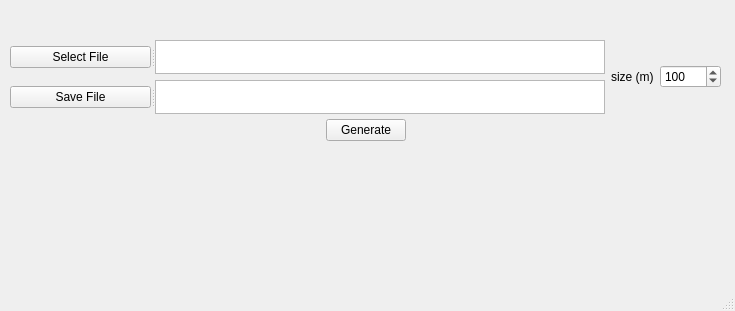
The window that mainwindow.ui (mateus-ev/QtKmlCreator) describes before a commit, drawn with Qt 5.
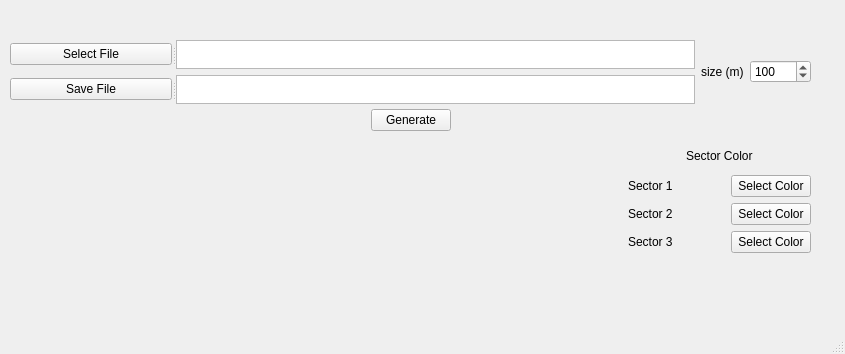
The same window after the commit.

Commit message: First functional version of the code - Fixed the sector identifier position bug and implemented the loop to create all the sectors on the database

The edit to the form file:
```diff
--- a/mainwindow.ui
+++ b/mainwindow.ui
@@ -6,8 +6,8 @@
    <rect>
     <x>0</x>
     <y>0</y>
-    <width>735</width>
-    <height>311</height>
+    <width>845</width>
+    <height>354</height>
    </rect>
   </property>
   <property name="windowTitle">
@@ -19,8 +19,8 @@
      <rect>
       <x>10</x>
       <y>40</y>
-      <width>711</width>
-      <height>101</height>
+      <width>801</width>
+      <height>91</height>
      </rect>
     </property>
     <layout class="QVBoxLayout" name="verticalLayout_2">
@@ -146,6 +146,138 @@
      </item>
     </layout>
    </widget>
+   <widget class="QWidget" name="">
+    <property name="geometry">
+     <rect>
+      <x>10</x>
+      <y>142</y>
+      <width>801</width>
+      <height>111</height>
+     </rect>
+    </property>
+    <layout class="QGridLayout" name="gridLayout_3">
+     <item row="0" column="0">
+      <spacer name="horizontalSpacer_5">
+       <property name="orientation">
+        <enum>Qt::Horizontal</enum>
+       </property>
+       <property name="sizeHint" stdset="0">
+        <size>
+         <width>618</width>
+         <height>20</height>
+        </size>
+       </property>
+      </spacer>
+     </item>
+     <item row="0" column="1">
+      <layout class="QGridLayout" name="gridLayout_2">
+       <item row="0" column="0">
+        <layout class="QHBoxLayout" name="horizontalLayout_8">
+         <item>
+          <spacer name="horizontalSpacer_4">
+           <property name="orientation">
+            <enum>Qt::Horizontal</enum>
+           </property>
+           <property name="sizeHint" stdset="0">
+            <size>
+             <width>18</width>
+             <height>20</height>
+            </size>
+           </property>
+          </spacer>
+         </item>
+         <item>
+          <widget class="QLabel" name="label">
+           <property name="styleSheet">
+            <string notr="true">font: 12pt &quot;MS Shell Dlg 2&quot;;</string>
+           </property>
+           <property name="text">
+            <string>Sector Color</string>
+           </property>
+          </widget>
+         </item>
+         <item>
+          <spacer name="horizontalSpacer_3">
+           <property name="orientation">
+            <enum>Qt::Horizontal</enum>
+           </property>
+           <property name="sizeHint" stdset="0">
+            <size>
+             <width>18</width>
+             <height>20</height>
+            </size>
+           </property>
+          </spacer>
+         </item>
+        </layout>
+       </item>
+       <item row="1" column="0">
+        <layout class="QHBoxLayout" name="horizontalLayout_4">
+         <item>
+          <widget class="QLabel" name="labelColorSec1">
+           <property name="text">
+            <string>Sector 1</string>
+           </property>
+          </widget>
+         </item>
+         <item>
+          <widget class="QWidget" name="widgetColorSec1" native="true"/>
+         </item>
+         <item>
+          <widget class="QPushButton" name="buttonColorSec1">
+           <property name="text">
+            <string>Select Color</string>
+           </property>
+          </widget>
+         </item>
+        </layout>
+       </item>
+       <item row="3" column="0">
+        <layout class="QHBoxLayout" name="horizontalLayout_7">
+         <item>
+          <widget class="QLabel" name="labelColorSec3">
+           <property name="text">
+            <string>Sector 3</string>
+           </property>
+          </widget>
+         </item>
+         <item>
+          <widget class="QWidget" name="widgetColorSec3" native="true"/>
+         </item>
+         <item>
+          <widget class="QPushButton" name="buttonColorSec3">
+           <property name="text">
+            <string>Select Color</string>
+           </property>
+          </widget>
+         </item>
+        </layout>
+       </item>
+       <item row="2" column="0">
+        <layout class="QHBoxLayout" name="horizontalLayout_6">
+         <item>
+          <widget class="QLabel" name="labelColorSec2">
+           <property name="text">
+            <string>Sector 2</string>
+           </property>
+          </widget>
+         </item>
+         <item>
+          <widget class="QWidget" name="widgetColorSec2" native="true"/>
+         </item>
+         <item>
+          <widget class="QPushButton" name="buttonColorSec2">
+           <property name="text">
+            <string>Select Color</string>
+           </property>
+          </widget>
+         </item>
+        </layout>
+       </item>
+      </layout>
+     </item>
+    </layout>
+   </widget>
   </widget>
   <widget class="QMenuBar" name="menubar">
    <property name="geometry">
```
Left out of the diff: 2 changed lines with no effect on the pictures. The commit also changes 4 other files.
